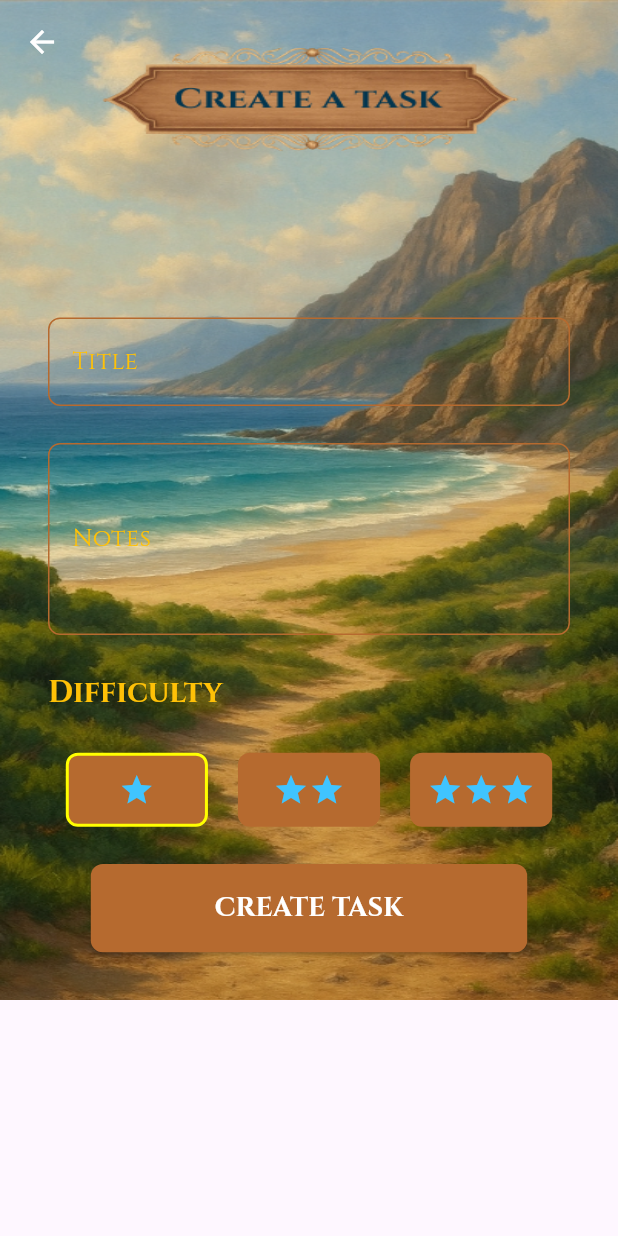
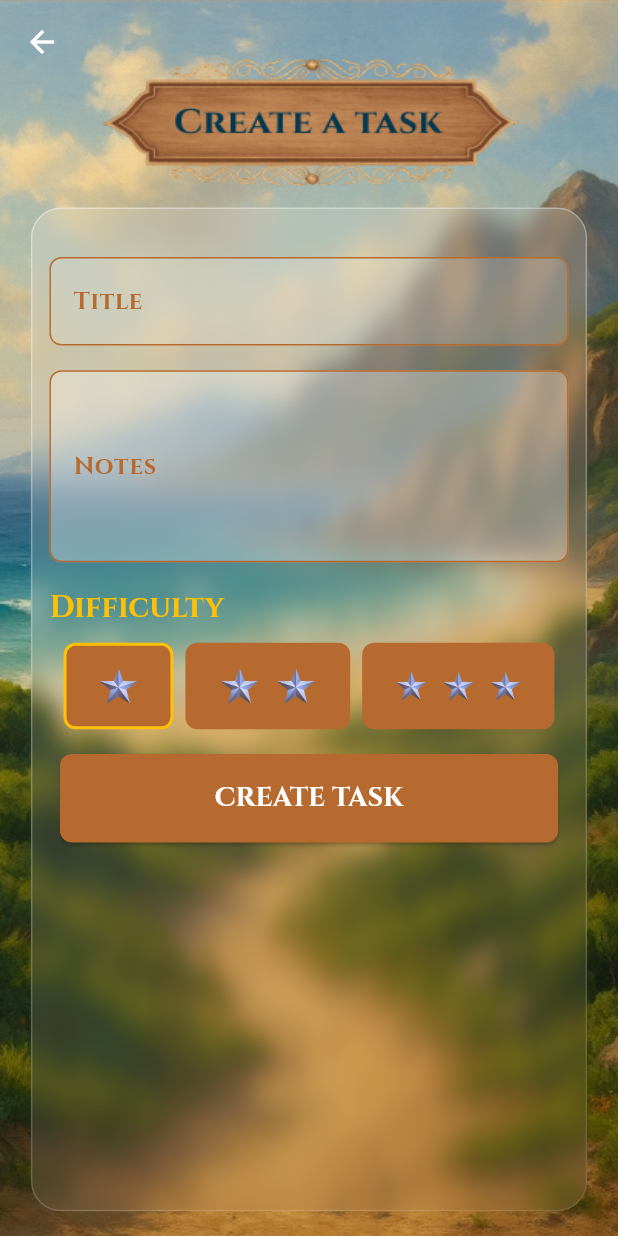
Before and after one commit to mandar2701/Realms_of_Routine, a Flutter app: the CreateTaskScreen screen opened directly, on a phone screen of 412 x 824 dp. Run offline on Flutter 3.47's test engine with Material 3 defaults, Android fonts, the phone set to English and light mode, and no system bars; drawn by our look-alikes of glassmorphism; our stand-ins replace fl_chart, google_fonts, shared_preferences, table_calendar; accounts and stored records are empty.

Commit message:
feat: Redesign Create Task screen with glassmorphism and improve UI
This commit revamps the Create Task screen, replacing the previous static layout with a more dynamic and visually appealing glassmorphic design. It also refines the UI elements for better aesthetics and usability.

### Create Task Screen (`create_task.dart`)
- **Glassmorphism UI:** The main content area is now wrapped in a `GlassmorphicContainer`, creating a blurred, translucent effect over the background image.
- **Improved Layout:** The form is now centered and padded within the glassmorphic container for a cleaner presentation.
- **Styled Text Fields:** The "Title" and "Notes" `TextField` widgets have been updated with a background fill, refined border styles, and clearer text colors to improve readability against the new background.
- **Redesigned Difficulty Buttons:**
    - The difficulty selection buttons now have proportional widths based on a `ratio` parameter.
    - They now display star icons from an asset (`assets/icons/star.png`) instead of the default `Icons.star`.
    - Spacing and sizing have been adjusted for a more balanced look.

### Quest Calendar Screen (`quest_calendar.dart`)
- **Visual Tweak:** The blur value on the `GlassmorphicContainer` was reduced from `20` to `5` for a subtler effect.

```diff
--- a/Frontend/lib/pages/create_task.dart
+++ b/Frontend/lib/pages/create_task.dart
@@ -1,4 +1,5 @@
 import 'package:flutter/material.dart';
+import 'package:glassmorphism/glassmorphism.dart';
 import 'package:google_fonts/google_fonts.dart';
 import 'package:provider/provider.dart';
 
@@ -101,32 +102,78 @@ class _CreateTaskScreenState extends State<CreateTaskScreen> {
           onPressed: () => Navigator.of(context).pop(),
         ),
       ),
-      body: Container(
-        decoration: const BoxDecoration(
-          image: DecorationImage(
-            image: AssetImage("assets/Background/create_task.png"),
+      body: Stack(
+        children: [
+          // Full-screen background
+          SizedBox.expand(
+            child: Image.asset(
+              "assets/Background/create_task.png",
               fit: BoxFit.fill,
             ),
           ),
-        child: SafeArea(
+          // Glassmorphic foreground
+          SafeArea(
             child: Padding(
-            padding: const EdgeInsets.all(32.0),
+              padding: EdgeInsets.only(
+                top: screenHeight * 0.1, // Shift down
+                left: screenWidth * 0.05,
+                right: screenWidth * 0.05,
+                bottom: screenHeight * 0.02,
+              ),
+              child: GlassmorphicContainer(
+                width: double.infinity,
+                height: screenHeight * 0.85, // leave some bottom space
+                borderRadius: 20,
+                blur: 5,
+                alignment: Alignment.topCenter,
+                border: 1,
+                linearGradient: LinearGradient(
+                  begin: Alignment.topLeft,
+                  end: Alignment.bottomRight,
+                  colors: [
+                    Colors.white.withOpacity(0.15),
+                    Colors.white.withOpacity(0.05),
+                  ],
+                ),
+                borderGradient: LinearGradient(
+                  begin: Alignment.topLeft,
+                  end: Alignment.bottomRight,
+                  colors: [
+                    Colors.white.withOpacity(0.4),
+                    Colors.white.withOpacity(0.1),
+                  ],
+                ),
                 child: SingleChildScrollView(
+                  child: Padding(
+                    padding: EdgeInsets.symmetric(
+                      horizontal: screenWidth * 0.03,
+                      vertical: screenHeight * 0.02,
+                    ),
                     child: Column(
                       crossAxisAlignment: CrossAxisAlignment.center,
                       children: [
-                  SizedBox(height: screenHeight * 0.15),
+                        SizedBox(height: screenHeight * 0.02),
+
+                        // Title field
                         TextField(
                           controller: _titleController,
                           style: GoogleFonts.cinzel(
-                      color: Colors.white,
+                            color: Color(0xFFB66A2F),
+                            fontWeight: FontWeight.bold,
                             fontSize: 18,
                           ),
                           decoration: InputDecoration(
                             labelText: "Title",
-                      labelStyle: GoogleFonts.cinzel(color: Colors.amber),
+                            labelStyle: GoogleFonts.cinzel(
+                              color: Color(0xFFB66A2F),
+                              fontWeight: FontWeight.bold,
+                            ),
+                            filled: true, // enables background fill
+                            fillColor: Colors.white.withOpacity(0.15),
                             enabledBorder: OutlineInputBorder(
-                        borderSide: const BorderSide(color: Color(0xFFB66A2F)),
+                              borderSide: const BorderSide(
+                                color: Color(0xFFB66A2F),
+                              ),
                               borderRadius: BorderRadius.circular(8),
                             ),
                             focusedBorder: OutlineInputBorder(
@@ -135,19 +182,29 @@ class _CreateTaskScreenState extends State<CreateTaskScreen> {
                             ),
                           ),
                         ),
-                  SizedBox(height: screenHeight * 0.03),
+                        SizedBox(height: screenHeight * 0.02),
+
+                        // Notes field
                         TextField(
                           controller: _notesController,
                           maxLines: 4,
                           style: GoogleFonts.cinzel(
-                      color: Colors.white,
+                            color: Color(0xFFB66A2F),
+                            fontWeight: FontWeight.bold,
                             fontSize: 16,
                           ),
                           decoration: InputDecoration(
                             labelText: "Notes",
-                      labelStyle: GoogleFonts.cinzel(color: Colors.amber),
+                            labelStyle: GoogleFonts.cinzel(
+                              color: Color(0xFFB66A2F),
+                              fontWeight: FontWeight.bold,
+                            ),
+                            filled: true, // enables background fill
+                            fillColor: Colors.white.withOpacity(0.3),
                             enabledBorder: OutlineInputBorder(
-                        borderSide: const BorderSide(color: Color(0xFFB66A2F)),
+                              borderSide: const BorderSide(
+                                color: Color(0xFFB66A2F),
+                              ),
                               borderRadius: BorderRadius.circular(8),
                             ),
                             focusedBorder: OutlineInputBorder(
@@ -156,7 +213,9 @@ class _CreateTaskScreenState extends State<CreateTaskScreen> {
                             ),
                           ),
                         ),
-                  SizedBox(height: screenHeight * 0.03),
+                        SizedBox(height: screenHeight * 0.02),
+
+                        // Difficulty
                         Align(
                           alignment: Alignment.centerLeft,
                           child: Text(
@@ -168,21 +227,23 @@ class _CreateTaskScreenState extends State<CreateTaskScreen> {
                             ),
                           ),
                         ),
-                  SizedBox(height: screenHeight * 0.03),
+                        SizedBox(height: screenHeight * 0.01),
                         Row(
                           mainAxisAlignment: MainAxisAlignment.center,
                           children: [
-                      _buildDifficultyButton(1),
-                      _buildDifficultyButton(2),
-                      _buildDifficultyButton(3),
+                            _buildDifficultyButton(stars: 1, ratio: 4),
+                            _buildDifficultyButton(stars: 2, ratio: 6),
+                            _buildDifficultyButton(stars: 3, ratio: 7),
                           ],
                         ),
-                  SizedBox(height: screenHeight * 0.03),
+                        SizedBox(height: screenHeight * 0.02),
+
+                        // Create button
                         ElevatedButton(
                           style: ElevatedButton.styleFrom(
                             backgroundColor: const Color(0xFFB66A2F),
                             padding: EdgeInsets.symmetric(
-                        horizontal: screenWidth * 0.2,
+                              horizontal: screenWidth * 0.25,
                               vertical: screenHeight * 0.02,
                             ),
                             shape: RoundedRectangleBorder(
@@ -199,19 +260,29 @@ class _CreateTaskScreenState extends State<CreateTaskScreen> {
                             ),
                           ),
                         ),
+                        SizedBox(height: screenHeight * 0.03),
                       ],
                     ),
                   ),
                 ),
               ),
             ),
+          ),
+        ],
+      ),
     );
   }
 
-  Widget _buildDifficultyButton(int stars) {
+  Widget _buildDifficultyButton({required int stars, required double ratio}) {
     bool isSelected = _selectedDifficulty == stars;
     final screenWidth = MediaQuery.of(context).size.width;
     final screenHeight = MediaQuery.of(context).size.height;
+
+    // Total ratio sum
+    final totalRatio = 3 + 6 + 9; // hardcoded for now
+
+    // Button width proportional to its ratio
+    final buttonWidth = (screenWidth * 0.8) * (ratio / totalRatio);
 
     return GestureDetector(
       onTap: () {
@@ -220,23 +291,28 @@ class _CreateTaskScreenState extends State<CreateTaskScreen> {
         });
       },
       child: Container(
-        width: screenWidth * 0.23,
-        height: screenHeight * 0.06,
+        width: buttonWidth,
+        height: screenHeight * 0.07,
         padding: const EdgeInsets.all(8),
-        margin: const EdgeInsets.symmetric(horizontal: 10),
+        margin: const EdgeInsets.symmetric(horizontal: 4),
         decoration: BoxDecoration(
           color: const Color(0xFFB66A2F),
           borderRadius: BorderRadius.circular(8),
-          border:
-              isSelected
-                  ? Border.all(color: Colors.yellowAccent, width: 2)
-                  : null,
+          border: isSelected ? Border.all(color: Colors.amber, width: 2) : null,
         ),
         child: Row(
           mainAxisAlignment: MainAxisAlignment.center,
           children: List.generate(
             stars,
-            (index) => const Icon(Icons.star, color: Colors.lightBlueAccent),
+            (index) => Padding(
+              padding: const EdgeInsets.symmetric(horizontal: 5.0),
+              child: Image.asset(
+                'assets/icons/star.png',
+                width: buttonWidth / (stars * 2),
+                height: screenHeight * 0.03,
+                fit: BoxFit.contain,
+              ),
+            ),
           ),
         ),
       ),
--- a/Frontend/lib/pages/quest_calendar.dart
+++ b/Frontend/lib/pages/quest_calendar.dart
@@ -66,7 +66,7 @@ class _QuestCalendarScreenState extends State<QuestCalendarScreen> {
                         width: double.infinity,
                         height: double.infinity,
                         borderRadius: 20,
-                        blur: 20,
+                        blur: 5,
                         alignment: Alignment.center,
                         border: 1,
                         linearGradient: LinearGradient(
```
Lines whose indentation alone changed are shown as unchanged.
